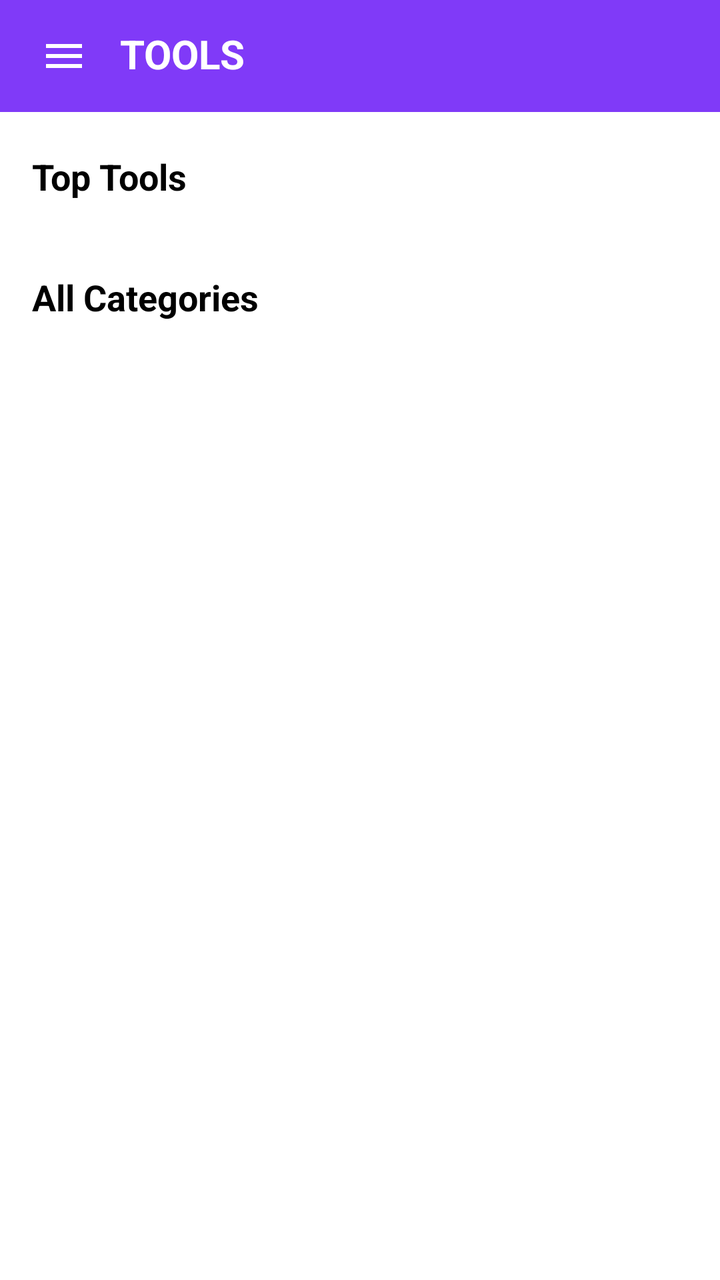
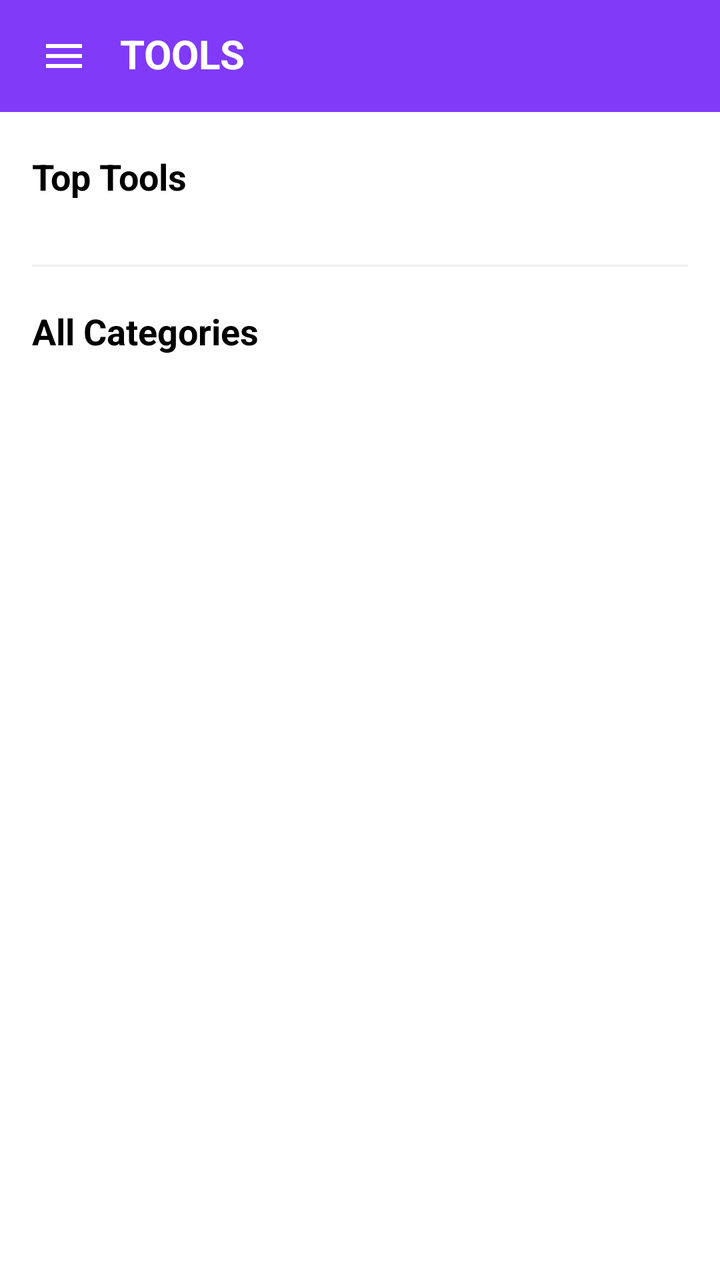

Compare the two renders of this Android layout. The source of the first and the diff that turns it into the second are given below.
<!-- AndroidManifest.xml: application theme Theme.QuickTools -->
<!-- res/layout/activity_main.xml -->
<?xml version="1.0" encoding="utf-8"?>
<androidx.constraintlayout.widget.ConstraintLayout xmlns:android="http://schemas.android.com/apk/res/android"
    xmlns:app="http://schemas.android.com/apk/res-auto"
    xmlns:tools="http://schemas.android.com/tools"
    android:id="@+id/main"
    android:layout_width="match_parent"
    android:layout_height="match_parent"
    android:background="@color/white"
    tools:context=".MainActivity">

    <LinearLayout
        android:id="@+id/headerLayout"
        android:layout_width="match_parent"
        android:layout_height="wrap_content"
        android:background="@color/purple_primary"
        android:gravity="center_vertical"
        android:orientation="horizontal"
        android:paddingHorizontal="20dp"
        android:paddingVertical="16dp"
        app:layout_constraintTop_toTopOf="parent">

        <ImageView
            android:id="@+id/ivMenu"
            android:layout_width="24dp"
            android:layout_height="24dp"
            android:layout_marginEnd="16dp"
            android:contentDescription="@null"
            android:src="@drawable/ic_menu" />

        <TextView
            android:id="@+id/tvHeaderTitle"
            android:layout_width="wrap_content"
            android:layout_height="wrap_content"
            android:includeFontPadding="false"
            android:text="@string/header_title"
            android:textColor="@color/white"
            android:textSize="20sp"
            android:textStyle="bold" />

    </LinearLayout>

    <androidx.core.widget.NestedScrollView
        android:layout_width="match_parent"
        android:layout_height="0dp"
        android:fillViewport="true"
        app:layout_constraintBottom_toBottomOf="parent"
        app:layout_constraintTop_toBottomOf="@id/headerLayout">

        <LinearLayout
            android:layout_width="match_parent"
            android:layout_height="wrap_content"
            android:orientation="vertical"
            android:paddingBottom="16dp">

            <TextView
                android:id="@+id/tvTopToolsHeading"
                android:layout_width="wrap_content"
                android:layout_height="wrap_content"
                android:layout_marginStart="16dp"
                android:layout_marginTop="20dp"
                android:text="Top Tools"
                android:textColor="@color/black"
                android:textSize="18sp"
                android:textStyle="bold" />

            <androidx.recyclerview.widget.RecyclerView
                android:id="@+id/rvTopTools"
                android:layout_width="match_parent"
                android:layout_height="wrap_content"
                android:layout_marginTop="12dp"
                android:clipToPadding="false"
                android:orientation="horizontal"
                android:paddingHorizontal="12dp"
                app:layoutManager="androidx.recyclerview.widget.LinearLayoutManager"
                tools:listitem="@layout/item_top_tool" />

            <TextView
                android:id="@+id/tvAllCategoriesHeading"
                android:layout_width="wrap_content"
                android:layout_height="wrap_content"
                android:layout_marginStart="16dp"
                android:layout_marginTop="24dp"
                android:text="All Categories"
                android:textColor="@color/black"
                android:textSize="18sp"
                android:textStyle="bold" />

            <androidx.recyclerview.widget.RecyclerView
                android:id="@+id/rvCategories"
                android:layout_width="match_parent"
                android:layout_height="wrap_content"
                android:layout_marginTop="8dp"
                android:nestedScrollingEnabled="false"
                android:paddingHorizontal="8dp"
                app:layoutManager="androidx.recyclerview.widget.GridLayoutManager"
                app:spanCount="2"
                tools:listitem="@layout/item_category" />

        </LinearLayout>

    </androidx.core.widget.NestedScrollView>

</androidx.constraintlayout.widget.ConstraintLayout>
<!-- res/layout/item_top_tool.xml (included above) -->
<?xml version="1.0" encoding="utf-8"?>
<LinearLayout xmlns:android="http://schemas.android.com/apk/res/android"
    xmlns:app="http://schemas.android.com/apk/res-auto"
    android:layout_width="wrap_content"
    android:layout_height="wrap_content"
    android:layout_marginEnd="16dp"
    android:gravity="center"
    android:orientation="vertical"
    android:padding="4dp">

    <com.google.android.material.card.MaterialCardView
        android:layout_width="64dp"
        android:layout_height="64dp"
        app:cardBackgroundColor="#F3E5F5"
        app:cardCornerRadius="32dp"
        app:cardElevation="0dp"
        app:strokeWidth="0dp">

        <ImageView
            android:id="@+id/ivToolIcon"
            android:layout_width="32dp"
            android:layout_height="32dp"
            android:layout_gravity="center"
            android:contentDescription="@null"
            android:src="@drawable/ic_pdf"
            app:tint="@color/purple_primary" />

    </com.google.android.material.card.MaterialCardView>

    <TextView
        android:id="@+id/tvToolName"
        android:layout_width="72dp"
        android:layout_height="wrap_content"
        android:layout_marginTop="8dp"
        android:gravity="center"
        android:text="Tool Name"
        android:textColor="@color/black"
        android:textSize="12sp"
        android:textStyle="bold" />

</LinearLayout>
<!-- res/layout/item_category.xml (included above) -->
<?xml version="1.0" encoding="utf-8"?>
<androidx.constraintlayout.widget.ConstraintLayout xmlns:android="http://schemas.android.com/apk/res/android"
    xmlns:app="http://schemas.android.com/apk/res-auto"
    android:layout_width="match_parent"
    android:layout_height="wrap_content">

    <com.google.android.material.card.MaterialCardView
        android:layout_width="0dp"
        android:layout_height="0dp"
        android:layout_margin="8dp"
        app:cardBackgroundColor="@color/white"
        app:cardCornerRadius="16dp"
        app:cardElevation="2dp"
        app:layout_constraintDimensionRatio="1:1"
        app:layout_constraintEnd_toEndOf="parent"
        app:layout_constraintStart_toStartOf="parent"
        app:layout_constraintTop_toTopOf="parent"
        app:layout_constraintBottom_toBottomOf="parent"
        app:strokeWidth="0dp">

        <androidx.constraintlayout.widget.ConstraintLayout
            android:layout_width="match_parent"
            android:layout_height="match_parent"
            android:padding="16dp">

            <ImageView
                android:id="@+id/ivCategoryIcon"
                android:layout_width="40dp"
                android:layout_height="40dp"
                android:contentDescription="@null"
                android:src="@drawable/ic_menu"
                app:layout_constraintBottom_toTopOf="@+id/tvCategoryName"
                app:layout_constraintEnd_toEndOf="parent"
                app:layout_constraintStart_toStartOf="parent"
                app:layout_constraintTop_toTopOf="parent"
                app:layout_constraintVertical_chainStyle="packed"
                app:tint="@color/purple_primary" />

            <TextView
                android:id="@+id/tvCategoryName"
                android:layout_width="0dp"
                android:layout_height="wrap_content"
                android:layout_marginTop="8dp"
                android:gravity="center"
                android:text="Category Name"
                android:textColor="@color/black"
                android:textSize="13sp"
                android:textStyle="bold"
                app:layout_constraintBottom_toBottomOf="parent"
                app:layout_constraintEnd_toEndOf="parent"
                app:layout_constraintStart_toStartOf="parent"
                app:layout_constraintTop_toBottomOf="@+id/ivCategoryIcon" />

        </androidx.constraintlayout.widget.ConstraintLayout>

    </com.google.android.material.card.MaterialCardView>

</androidx.constraintlayout.widget.ConstraintLayout>
<!-- resources referenced by this layout -->
<resources>
  <color name="black">#FF000000</color>
  <color name="purple_primary">#803AF8</color>
  <color name="white">#FFFFFFFF</color>
  <!-- drawable ic_menu (drawable) -->
  <vector xmlns:android="http://schemas.android.com/apk/res/android"
      android:width="24dp"
      android:height="24dp"
      android:viewportWidth="24"
      android:viewportHeight="24">
      <path
          android:fillColor="#FFFFFF"
          android:pathData="M3,18h18v-2H3v2zm0-5h18v-2H3v2zm0-7v2h18V6H3z" />
  </vector>
  <!-- drawable ic_pdf (drawable) -->
  <vector xmlns:android="http://schemas.android.com/apk/res/android"
      android:width="24dp"
      android:height="24dp"
      android:viewportWidth="24"
      android:viewportHeight="24">
      <path
          android:fillColor="@color/black"
          android:pathData="M20,2L8,2c-1.1,0 -2,0.9 -2,2v12c0,1.1 0.9,2 2,2h12c1.1,0 2,-0.9 2,-2L22,4c0,-1.1 -0.9,-2 -2,-2zM20,16L8,16L8,4h12v12zM4,6L2,6v14c0,1.1 0.9,2 2,2h14v-2L4,20L4,6zM16,12l-2.5,3.01L11.72,13l-2.22,3h9l-2.5,-4.01z" />
  </vector>
  <string name="header_title">TOOLS</string>
  <style name="Theme.QuickTools" parent="Base.Theme.QuickTools" />
  <style name="Base.Theme.QuickTools" parent="Theme.Material3.DayNight.NoActionBar">
          
          
      </style>
</resources>

<!-- the commit's change to res/layout/activity_main.xml (unified diff, before → after) -->
@@ -74,12 +74,19 @@
                 app:layoutManager="androidx.recyclerview.widget.LinearLayoutManager"
                 tools:listitem="@layout/item_top_tool" />
 
+            <View
+                android:layout_width="match_parent"
+                android:layout_height="1dp"
+                android:layout_marginHorizontal="16dp"
+                android:layout_marginTop="20dp"
+                android:background="#F0F0F0" />
+
             <TextView
                 android:id="@+id/tvAllCategoriesHeading"
                 android:layout_width="wrap_content"
                 android:layout_height="wrap_content"
                 android:layout_marginStart="16dp"
-                android:layout_marginTop="24dp"
+                android:layout_marginTop="20dp"
                 android:text="All Categories"
                 android:textColor="@color/black"
                 android:textSize="18sp"
